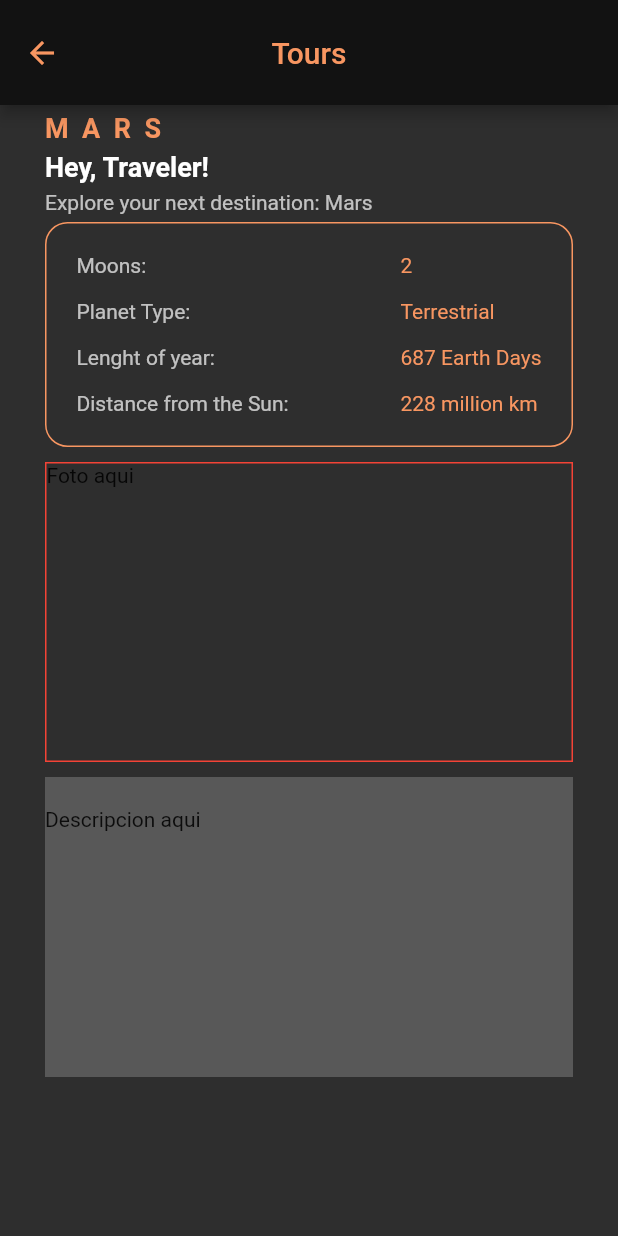
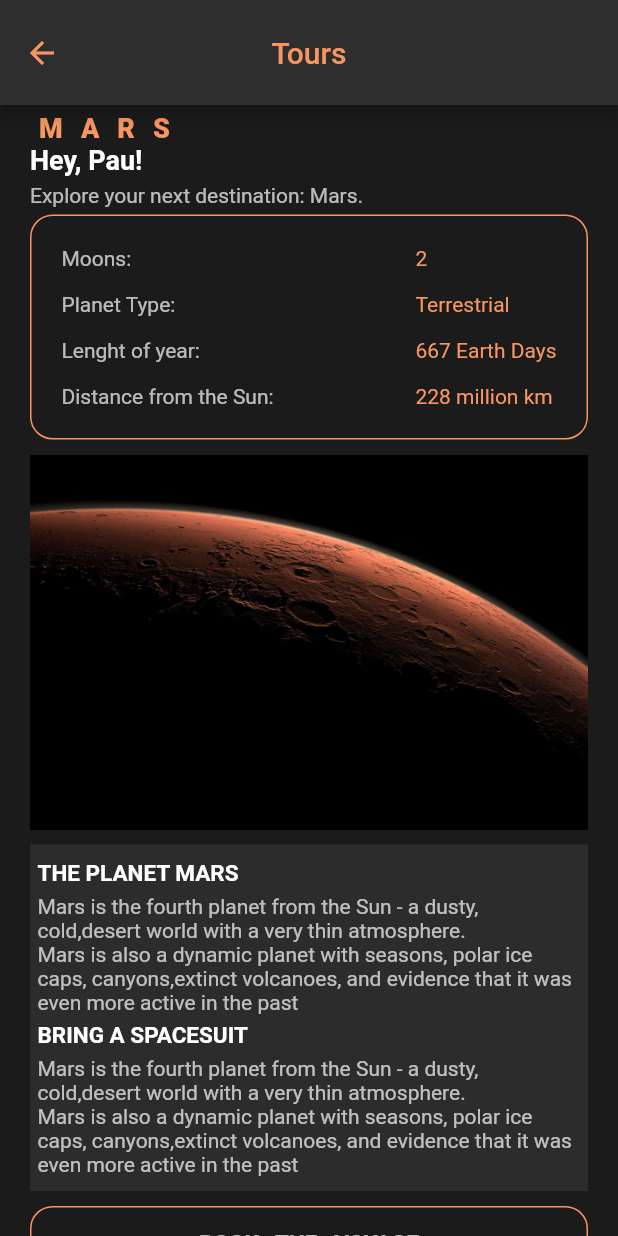
Before and after one commit to Toto-RR/FlutterApp, a Flutter app: the screen it shows after launch, on a phone screen of 412 x 824 dp. Run offline on Flutter 3.47's test engine with Material 2 defaults, Android fonts, the phone set to English and light mode, and no system bars.

Commit message:
Screen already finished

```diff
--- a/app_romanos_toni/lib/Planets/Destination.dart
+++ /dev/null
@@ -1,13 +0,0 @@
-class Destination {
-  final String planet, imageUrl, description;
-  final int moons, lengthOfYear, distanceToSun;
-
-  const Destination({
-    required this.planet,
-    required this.moons,
-    required this.lengthOfYear,
-    required this.distanceToSun,
-    required this.imageUrl,
-    required this.description,
-  });
-}
--- a/app_romanos_toni/lib/main.dart
+++ b/app_romanos_toni/lib/main.dart
@@ -1,20 +1,19 @@
-import 'package:app_romanos_toni/widgets/DescriptionWidget.dart';
-import 'package:app_romanos_toni/widgets/FotoWidget.dart';
-import 'package:app_romanos_toni/widgets/HeaderWidget.dart';
-import 'package:app_romanos_toni/widgets/SquareWidget.dart';
+import 'package:app_romanos_toni/screen/trip_screen.dart';
 import 'package:flutter/material.dart';
-import 'Planets/Destination.dart';
+import 'planets/destination_information.dart';
 
 void main() {
-  runApp(MyApp());
+  runApp(const MyApp());
 }
 
-const mars = Destination(
-    planet: "Mars",
+const DestinationInformation marte = DestinationInformation(
+    travelerName: "Pau",
+    planetName: "Mars",
     moons: 2,
+    typePlanet: "Terrestrial",
     lengthOfYear: 667,
     distanceToSun: 228,
-    imageUrl: "imageUrl",
+    imageUrl: "assets/mars_photo.jpg",
     description: "Mars is the fourth planet from the Sun - a dusty, cold,"
         "desert world with a very thin atmosphere.\n"
         "Mars is also a dynamic planet with seasons, polar ice caps, canyons,"
@@ -22,51 +21,13 @@ const mars = Destination(
 
 class MyApp extends StatelessWidget {
   const MyApp({super.key});
-  final Color orange = const Color.fromARGB(255, 248, 150, 97);
-  final Color black = const Color.fromARGB(255, 18, 18, 18);
-  final Color backgroundGrey = const Color.fromARGB(255, 46, 46, 46);
-  final TextStyle normalText = const TextStyle(color: Colors.white70);
-  final TextStyle orangeText =
-      const TextStyle(color: Color.fromARGB(255, 248, 150, 97));
+
   // This widget is the root of your application.
   @override
   Widget build(BuildContext context) {
-    return MaterialApp(
-      home: Scaffold(
-        appBar: AppBar(
-          toolbarHeight: 70.0,
-          backgroundColor: black,
-          leading: BackButton(
-            color: orange,
-          ),
-          title: const Text(
-            "Tours",
-            style: TextStyle(
-              color: Color.fromARGB(255, 248, 150, 97),
-              fontStyle: FontStyle.normal,
-            ),
-          ),
-          centerTitle: true,
-        ),
-        body: Container(
-          padding: const EdgeInsets.symmetric(horizontal: 30),
-          alignment: Alignment.topLeft,
-          height: double.infinity,
-          width: double.infinity,
-          color: backgroundGrey,
-          child: Column(
-            children: [
-              HeaderWidget(orange: orange, normalText: normalText),
-              SquareWidget(
-                orange: orange,
-                normalText: normalText,
-                orangeText: orangeText,
-              ),
-              FotoWidget(),
-              DescriptionWidget(),
-            ],
-          ),
-        ),
+    return const MaterialApp(
+      home: TripScreen(
+        planet: marte,
       ),
     );
   }
--- /dev/null
+++ b/app_romanos_toni/lib/planets/destination_information.dart
@@ -0,0 +1,15 @@
+class DestinationInformation {
+  final String travelerName, planetName, imageUrl, typePlanet, description;
+  final int moons, lengthOfYear, distanceToSun;
+
+  const DestinationInformation({
+    required this.travelerName,
+    required this.planetName,
+    required this.moons,
+    required this.typePlanet,
+    required this.lengthOfYear,
+    required this.distanceToSun,
+    required this.imageUrl,
+    required this.description,
+  });
+}
--- /dev/null
+++ b/app_romanos_toni/lib/screen/trip_screen.dart
@@ -0,0 +1,73 @@
+import 'package:app_romanos_toni/widgets/booktravel_widget.dart';
+import 'package:app_romanos_toni/widgets/description_widget.dart';
+import 'package:app_romanos_toni/widgets/foto_widget.dart';
+import 'package:app_romanos_toni/widgets/header_widget.dart';
+import 'package:app_romanos_toni/widgets/square_widget.dart';
+import 'package:flutter/material.dart';
+import 'package:app_romanos_toni/planets/destination_information.dart';
+
+class TripScreen extends StatelessWidget {
+  const TripScreen({super.key, required this.planet});
+
+  final DestinationInformation planet;
+
+  final Color orange = const Color.fromARGB(255, 248, 150, 97);
+  final Color black = const Color.fromARGB(255, 27, 27, 27);
+  final Color backgroundGrey = const Color.fromARGB(255, 46, 46, 46);
+  final TextStyle normalText = const TextStyle(color: Colors.white70);
+  final TextStyle orangeText =
+      const TextStyle(color: Color.fromARGB(255, 248, 150, 97));
+
+  @override
+  Widget build(BuildContext context) {
+    return Scaffold(
+      appBar: AppBar(
+        toolbarHeight: 70.0,
+        backgroundColor: backgroundGrey,
+        leading: BackButton(
+          color: orange,
+        ),
+        title: const Text(
+          "Tours",
+          style: TextStyle(
+            color: Color.fromARGB(255, 248, 150, 97),
+            fontStyle: FontStyle.normal,
+          ),
+        ),
+        centerTitle: true,
+      ),
+      body: Container(
+        padding: const EdgeInsets.symmetric(vertical: 5, horizontal: 20),
+        alignment: Alignment.topLeft,
+        height: double.infinity,
+        width: double.infinity,
+        color: black,
+        child: Column(
+          mainAxisAlignment: MainAxisAlignment.spaceEvenly,
+          children: [
+            HeaderWidget(
+              orange: orange,
+              normalText: normalText,
+              planet: planet,
+            ),
+            SquareWidget(
+              orange: orange,
+              normalText: normalText,
+              orangeText: orangeText,
+              planet: planet,
+            ),
+            FotoWidget(
+              planet: planet,
+            ),
+            DescriptionWidget(
+              planet: planet,
+              normalText: normalText,
+              orange: orange,
+            ),
+            BookTravelWidget(orange: orange),
+          ],
+        ),
+      ),
+    );
+  }
+}
--- a/app_romanos_toni/lib/widgets/DescriptionWidget.dart
+++ /dev/null
@@ -1,18 +0,0 @@
-import 'package:flutter/material.dart';
-
-class DescriptionWidget extends StatelessWidget {
-  const DescriptionWidget({
-    super.key,
-  });
-
-  @override
-  Widget build(BuildContext context) {
-    return Container(
-      padding: EdgeInsets.only(top: 20),
-      width: double.infinity,
-      height: 200,
-      color: Color.fromARGB(255, 88, 88, 88),
-      child: Text("Descripcion aqui"),
-    );
-  }
-}
--- a/app_romanos_toni/lib/widgets/FotoWidget.dart
+++ /dev/null
@@ -1,20 +0,0 @@
-import 'package:flutter/material.dart';
-
-class FotoWidget extends StatelessWidget {
-  const FotoWidget({
-    super.key,
-  });
-
-  @override
-  Widget build(BuildContext context) {
-    return Container(
-      height: 200,
-      margin: EdgeInsets.symmetric(vertical: 10),
-      width: double.infinity,
-      decoration: BoxDecoration(
-        border: Border.all(color: Colors.red),
-      ),
-      child: Text("Foto aqui"),
-    );
-  }
-}
--- /dev/null
+++ b/app_romanos_toni/lib/widgets/booktravel_widget.dart
@@ -0,0 +1,65 @@
+import 'package:flutter/material.dart';
+
+class BookTravelWidget extends StatefulWidget {
+  const BookTravelWidget({
+    super.key,
+    required this.orange,
+  });
+
+  final Color orange;
+
+  @override
+  _BookTravelWidgetState createState() => _BookTravelWidgetState();
+}
+
+class _BookTravelWidgetState extends State<BookTravelWidget> {
+  bool isHovered = false;
+  double buttonScale = 1.0;
+  Color buttonColor = Colors.transparent;
+
+  @override
+  Widget build(BuildContext context) {
+    return MouseRegion(
+      onEnter: (_) {
+        setState(() {
+          isHovered = true;
+          buttonColor = Colors.orange;
+        });
+      },
+      onExit: (_) {
+        setState(() {
+          isHovered = false;
+          buttonColor = Colors.transparent;
+        });
+      },
+      child: InkWell(
+        onTap: () {
+          //Function when click the button
+        },
+        child: AnimatedContainer(
+          duration: const Duration(milliseconds: 300),
+          height: 50,
+          width: double.infinity,
+          margin: const EdgeInsets.only(top: 10),
+          decoration: BoxDecoration(
+            border: Border.all(color: widget.orange),
+            borderRadius: const BorderRadius.all(Radius.circular(15)),
+            color: buttonColor,
+          ),
+          child: Container(
+            alignment: Alignment.center,
+            child: Text(
+              "BOOK   THE   VOYAGE".toUpperCase(),
+              textAlign: TextAlign.center,
+              style: const TextStyle(
+                color: Colors.white70,
+                fontSize: 15,
+                fontWeight: FontWeight.w700,
+              ),
+            ),
+          ),
+        ),
+      ),
+    );
+  }
+}
--- /dev/null
+++ b/app_romanos_toni/lib/widgets/description_widget.dart
@@ -0,0 +1,61 @@
+import 'package:app_romanos_toni/planets/destination_information.dart';
+import 'package:flutter/material.dart';
+
+class DescriptionWidget extends StatelessWidget {
+  const DescriptionWidget({
+    super.key,
+    required this.planet,
+    required this.normalText,
+    required this.orange,
+  });
+
+  final DestinationInformation planet;
+  final TextStyle normalText;
+  final Color orange;
+
+  @override
+  Widget build(BuildContext context) {
+    return Container(
+      padding: const EdgeInsets.symmetric(vertical: 10, horizontal: 5),
+      width: double.infinity,
+      color: const Color.fromARGB(70, 88, 88, 88),
+      child: Column(
+        mainAxisAlignment: MainAxisAlignment.spaceBetween,
+        children: [
+          Container(
+            alignment: Alignment.topLeft,
+            padding: const EdgeInsets.only(bottom: 5),
+            child: Text(
+              "The planet ${planet.planetName}".toUpperCase(),
+              style: const TextStyle(
+                color: Colors.white,
+                fontWeight: FontWeight.bold,
+                fontSize: 15,
+              ),
+            ),
+          ),
+          Text(
+            planet.description,
+            style: normalText,
+          ),
+          Container(
+            alignment: Alignment.topLeft,
+            padding: const EdgeInsets.symmetric(vertical: 5),
+            child: Text(
+              "Bring a spacesuit".toUpperCase(),
+              style: const TextStyle(
+                color: Colors.white,
+                fontWeight: FontWeight.bold,
+                fontSize: 15,
+              ),
+            ),
+          ),
+          Text(
+            planet.description,
+            style: normalText,
+          ),
+        ],
+      ),
+    );
+  }
+}
--- /dev/null
+++ b/app_romanos_toni/lib/widgets/foto_widget.dart
@@ -0,0 +1,24 @@
+import 'package:app_romanos_toni/planets/destination_information.dart';
+import 'package:flutter/material.dart';
+
+class FotoWidget extends StatelessWidget {
+  const FotoWidget({
+    super.key,
+    required this.planet,
+  });
+
+  final DestinationInformation planet;
+
+  @override
+  Widget build(BuildContext context) {
+    return Container(
+      height: 250,
+      margin: const EdgeInsets.symmetric(vertical: 10),
+      width: double.infinity,
+      child: Image.asset(
+        planet.imageUrl,
+      fit: BoxFit.fill,
+      ),
+    );
+  }
+}
--- a/app_romanos_toni/lib/widgets/HeaderWidget.dart
+++ b/app_romanos_toni/lib/widgets/header_widget.dart
@@ -1,3 +1,4 @@
+import 'package:app_romanos_toni/planets/destination_information.dart';
 import 'package:flutter/material.dart';
 
 class HeaderWidget extends StatelessWidget {
@@ -5,8 +6,10 @@ class HeaderWidget extends StatelessWidget {
     super.key,
     required this.orange,
     required this.normalText,
+    required this.planet,
   });
 
+  final DestinationInformation planet;
   final Color orange;
   final TextStyle normalText;
 
@@ -16,21 +19,21 @@ class HeaderWidget extends StatelessWidget {
       children: [
         Container(
           alignment: Alignment.topLeft,
-          padding: const EdgeInsets.symmetric(vertical: 5),
           child: Text(
-            "M  A  R  S",
+            planet.planetName.toUpperCase(),
             style: TextStyle(
               color: orange,
               fontSize: 18,
-              fontWeight: FontWeight.bold,
+              fontWeight: FontWeight.w800,
+              letterSpacing: 12,
             ),
           ),
         ),
         Container(
           alignment: Alignment.topLeft,
-          child: const Text(
-            "Hey, Traveler!",
-            style: TextStyle(
+          child: Text(
+            "Hey, ${planet.travelerName}!",
+            style: const TextStyle(
               color: Colors.white,
               fontSize: 18,
               fontWeight: FontWeight.bold,
@@ -41,7 +44,7 @@ class HeaderWidget extends StatelessWidget {
           alignment: Alignment.topLeft,
           padding: const EdgeInsets.symmetric(vertical: 5),
           child: Text(
-            "Explore your next destination: Mars",
+            "Explore your next destination: ${planet.planetName}.",
             style: normalText,
           ),
         ),
--- a/app_romanos_toni/lib/widgets/SquareWidget.dart
+++ b/app_romanos_toni/lib/widgets/square_widget.dart
@@ -1,3 +1,4 @@
+import 'package:app_romanos_toni/planets/destination_information.dart';
 import 'package:flutter/material.dart';
 
 class SquareWidget extends StatelessWidget {
@@ -6,8 +7,10 @@ class SquareWidget extends StatelessWidget {
     required this.orange,
     required this.normalText,
     required this.orangeText,
+    required this.planet,
   });
 
+  final DestinationInformation planet;
   final Color orange;
   final TextStyle normalText;
   final TextStyle orangeText;
@@ -19,7 +22,7 @@ class SquareWidget extends StatelessWidget {
       width: double.infinity,
       decoration: BoxDecoration(
           border: Border.all(color: orange),
-          borderRadius: BorderRadius.all(Radius.circular(15))),
+          borderRadius: const BorderRadius.all(Radius.circular(15))),
       padding: const EdgeInsets.all(20),
       child: Row(
         mainAxisAlignment: MainAxisAlignment.spaceBetween,
@@ -51,19 +54,19 @@ class SquareWidget extends StatelessWidget {
             mainAxisAlignment: MainAxisAlignment.spaceBetween,
             children: [
               Text(
-                "2",
+                planet.moons.toString(),
                 style: orangeText,
               ),
               Text(
-                "Terrestrial",
+                planet.typePlanet,
                 style: orangeText,
               ),
               Text(
-                "687 Earth Days",
+                "${planet.lengthOfYear} Earth Days",
                 style: orangeText,
               ),
               Text(
-                "228 million km",
+                "${planet.distanceToSun} million km",
                 style: orangeText,
               ),
             ],
--- a/app_romanos_toni/pubspec.yaml
+++ b/app_romanos_toni/pubspec.yaml
@@ -59,9 +59,9 @@ flutter:
   uses-material-design: true
 
   # To add assets to your application, add an assets section, like this:
-  # assets:
-  #   - images/a_dot_burr.jpeg
-  #   - images/a_dot_ham.jpeg
+  assets:
+    - assets/mars_photo.jpg
+    - assets/mars2.png
 
   # An image asset can refer to one or more resolution-specific "variants", see
   # https://flutter.dev/assets-and-images/#resolution-aware
```
Also changed, not shown: app_romanos_toni/assets/mars2.png (added), app_romanos_toni/assets/mars_photo.jpg (added).
